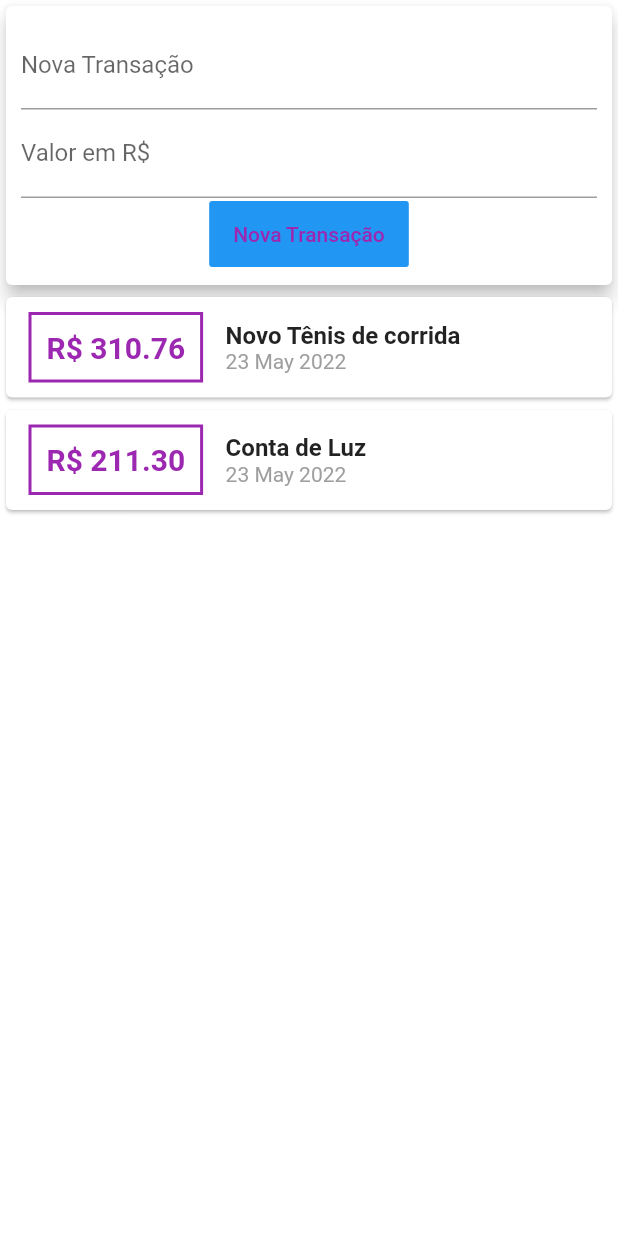
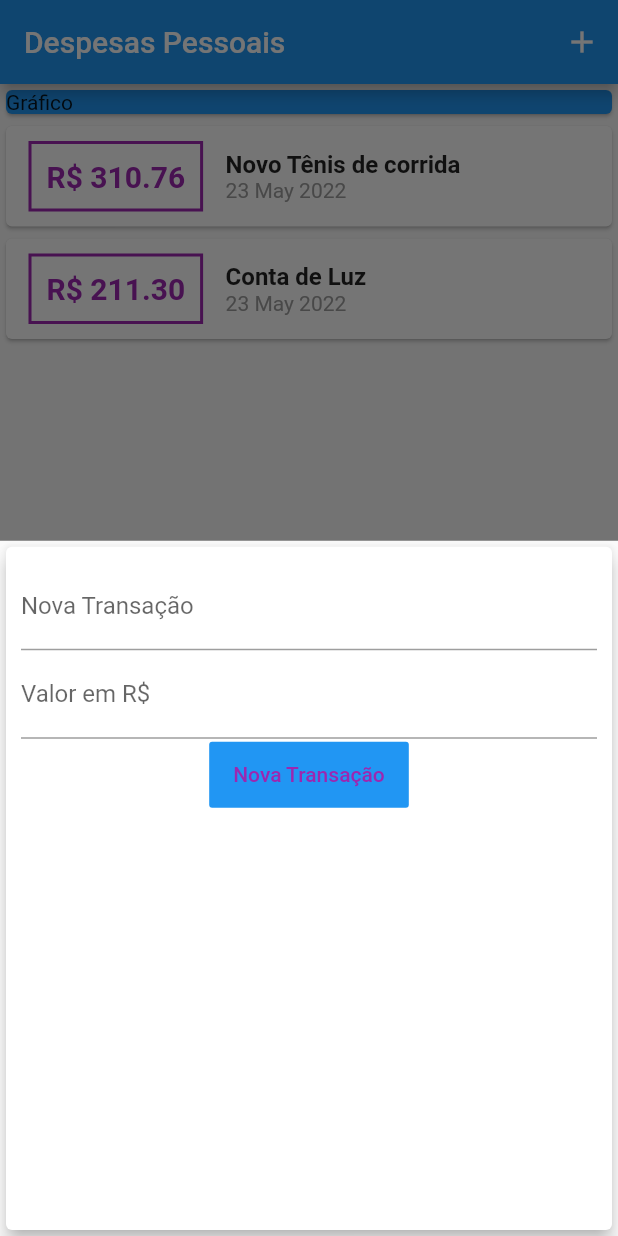
Before and after one commit to Italo-Nogueira/PersonalExpenses-Flutter, a Flutter app: the screen it shows after launch, after a tap on the "add" icon, on a phone screen of 412 x 824 dp. Run offline on Flutter 3.47's test engine with Material 2 defaults, Android fonts, the phone set to English and light mode, and no system bars.

Commit message:
feat(Main): add modal

```diff
--- a/lib/components/transaction_user.dart
+++ /dev/null
@@ -1,54 +0,0 @@
-import 'dart:math';
-
-import 'package:flutter/material.dart';
-import '../models/transaction.dart';
-import './transaction_form.dart';
-import './transaction_list.dart';
-
-class TransactionUser extends StatefulWidget {
-  const TransactionUser({Key? key}) : super(key: key);
-
-  @override
-  State<TransactionUser> createState() => _TransactionUserState();
-}
-
-class _TransactionUserState extends State<TransactionUser> {
-
-   final _transactions = [
-    Transaction(
-      id: 't1',
-      title: 'Novo Tênis de corrida',
-      value: 310.76,
-      date: DateTime.now(),
-    ),
-    Transaction(
-      id: 't2',
-      title: 'Conta de Luz',
-      value: 211.30,
-      date: DateTime.now(),
-    ),
-  ];
-
-  _addTransactions(String title, double value) {
-    final newTransaction = Transaction(
-      id: Random().nextDouble().toString(),
-      title: title,
-      value: value,
-      date: DateTime.now(),
-    );
-
-    setState(() {
-      _transactions.add(newTransaction);
-    });
-  }
-
-  @override
-  Widget build(BuildContext context) {
-    return Column(
-      children: <Widget>[
-        TransactionForm(onSubmit: _addTransactions),
-        TransactionList(transactions: _transactions),
-      ],
-    );
-  }
-}
--- a/lib/main.dart
+++ b/lib/main.dart
@@ -1,5 +1,9 @@
+import 'dart:math';
+
 import 'package:flutter/material.dart';
-import 'components/transaction_user.dart';
+import 'components/transaction_form.dart';
+import 'components/transaction_list.dart';
+import 'models/transaction.dart';
 
 main() => runApp( const ExpensesApp());
 
@@ -8,12 +12,56 @@ class ExpensesApp extends StatelessWidget {
 
   @override
   Widget build(BuildContext context) {
-    return MaterialApp(home: MyHomePage());
+    return const MaterialApp(home: MyHomePage());
   }
 }
 
-class MyHomePage extends StatelessWidget {
+class MyHomePage extends StatefulWidget {
   const MyHomePage({Key? key}) : super(key: key);
+
+  @override
+  State<MyHomePage> createState() => _MyHomePageState();
+}
+
+class _MyHomePageState extends State<MyHomePage> {
+
+  final _transactions = [
+    Transaction(
+      id: 't1',
+      title: 'Novo Tênis de corrida',
+      value: 310.76,
+      date: DateTime.now(),
+    ),
+    Transaction(
+      id: 't2',
+      title: 'Conta de Luz',
+      value: 211.30,
+      date: DateTime.now(),
+    ),
+  ];
+
+
+  _addTransactions(String title, double value) {
+    final newTransaction = Transaction(
+      id: Random().nextDouble().toString(),
+      title: title,
+      value: value,
+      date: DateTime.now(),
+    );
+
+    setState(() {
+      _transactions.add(newTransaction);
+    });
+  }
+
+  _openTransactionForm(BuildContext context) {
+    showModalBottomSheet(
+      context: context,
+      builder: (_) {
+        return TransactionForm(onSubmit: _addTransactions);
+      },
+    );
+  }
 
   @override
   Widget build(BuildContext context) {
@@ -23,42 +71,28 @@ class MyHomePage extends StatelessWidget {
         actions: [
           IconButton(
             icon: const Icon(Icons.add),
-            onPressed: () {
-              Navigator.push(
-                context,
-                MaterialPageRoute(
-                  builder: (context) => const TransactionUser(),
-                ),
-              );
-            },
+            onPressed: () => _openTransactionForm(context),
           ),
         ],
       ),
       body: SingleChildScrollView(
         child: Column(
           crossAxisAlignment: CrossAxisAlignment.stretch,
-          children: const <Widget>[
-            SizedBox(
+          children:  <Widget>[
+            const SizedBox(
               width: double.infinity,
               child: Card(
                 color: Colors.blue,
                 child: Text('Gráfico'),
               ),
             ),
-            TransactionUser(),
+              TransactionList(transactions: _transactions),
           ],
         ),
       ),
       floatingActionButton: FloatingActionButton(
         child: const Icon(Icons.add),
-        onPressed: () {
-          Navigator.push(
-            context,
-            MaterialPageRoute(
-              builder: (context) => const TransactionUser(),
-            ),
-          );
-        },
+        onPressed: () => _openTransactionForm(context),
       ),
       floatingActionButtonLocation: FloatingActionButtonLocation.centerFloat,
     );
```
